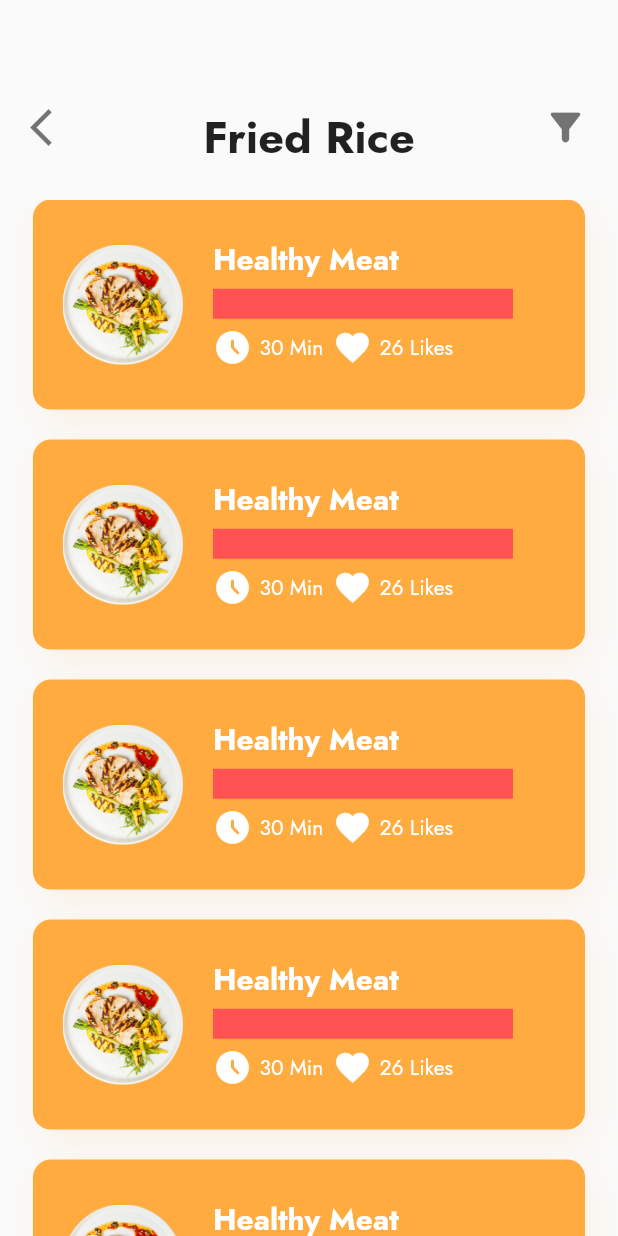
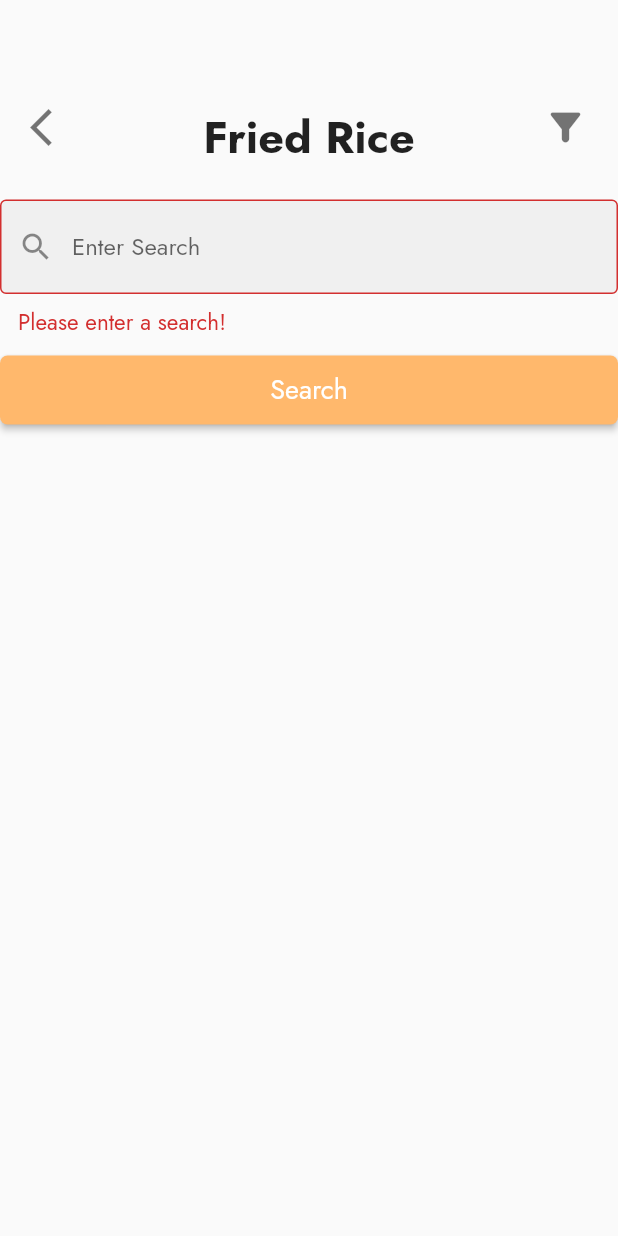
Before and after one commit to UWare1/FindFood, a Flutter app: the RestaurantPage screen opened directly, on a phone screen of 412 x 824 dp. Run offline on Flutter 3.47's test engine with Material 2 defaults, Android fonts, the phone set to English and light mode, and no system bars; our stand-ins replace audioplayers, awesome_snackbar_content, flutter_fortune_wheel, flutter_rating_bar, flutter_slidable, like_button and 1 more.

Commit message:
Update a little bit

```diff
--- a/findfood/lib/components/restaurant.dart
+++ b/findfood/lib/components/restaurant.dart
@@ -1,5 +1,6 @@
 import 'package:audioplayers/audioplayers.dart';
 import 'package:findfood/components/map.dart';
+import 'package:findfood/misc/colors.dart';
 import 'package:findfood/size_config.dart';
 import 'package:findfood/widgets/app_large_text.dart';
 import 'package:findfood/widgets/app_text.dart';
@@ -17,6 +18,8 @@ class RestaurantPage extends StatefulWidget {
 }
 
 class _RestaurantPageState extends State<RestaurantPage> {
+  final _formKey = GlobalKey<FormState>();
+
   @override
   Widget build(BuildContext context) {
     SizeConfig().init(context);
@@ -61,7 +64,55 @@ class _RestaurantPageState extends State<RestaurantPage> {
           SizedBox(
             height: 20,
           ),
-          Container(
+          Form(
+            key: _formKey,
+            autovalidateMode: AutovalidateMode.always,
+            child: Column(
+              children: [
+                TextFormField(
+                  decoration: InputDecoration(
+                    prefixIcon: Icon(Icons.search),
+                    hintText: "Enter Search",
+                    border: OutlineInputBorder(),
+                    filled: true,
+                    errorStyle: TextStyle(fontSize: 15),
+                  ),
+                  validator: (value) {
+                    if (value!.isEmpty) {
+                      return 'Please enter a search!';
+                    }
+                    return null;
+                  },
+                ),
+                SizedBox(
+                  height: 10,
+                ),
+                SizedBox(
+                  width: double.infinity,
+                  child: RawMaterialButton(
+                    onPressed: () {
+                      ;
+                    },
+                    fillColor: AppColors.mainColor,
+                    shape: RoundedRectangleBorder(
+                        borderRadius: BorderRadius.circular(5)),
+                    child: Padding(
+                      padding: const EdgeInsets.all(10),
+                      child: Text(
+                        'Search',
+                        style: TextStyle(
+                          color: Colors.white,
+                          fontSize: 18,
+                        ),
+                      ),
+                    ),
+                  ),
+                )
+              ],
+            ),
+          ),
+          //List View
+          /*Container(
             width: double.maxFinite,
             height: SizeConfig.screenHeight * 0.86,
             child: ListView.builder(
@@ -136,7 +187,7 @@ class _RestaurantPageState extends State<RestaurantPage> {
                 );
               },
             ),
-          ),
+          ),*/
         ],
       ),
     );
```
Also changed, not shown: findfood/lib/pages/navpages/home_page.dart (+24 -2 lines), findfood/lib/pages/navpages/spinner_page.dart (+4 -4 lines).
